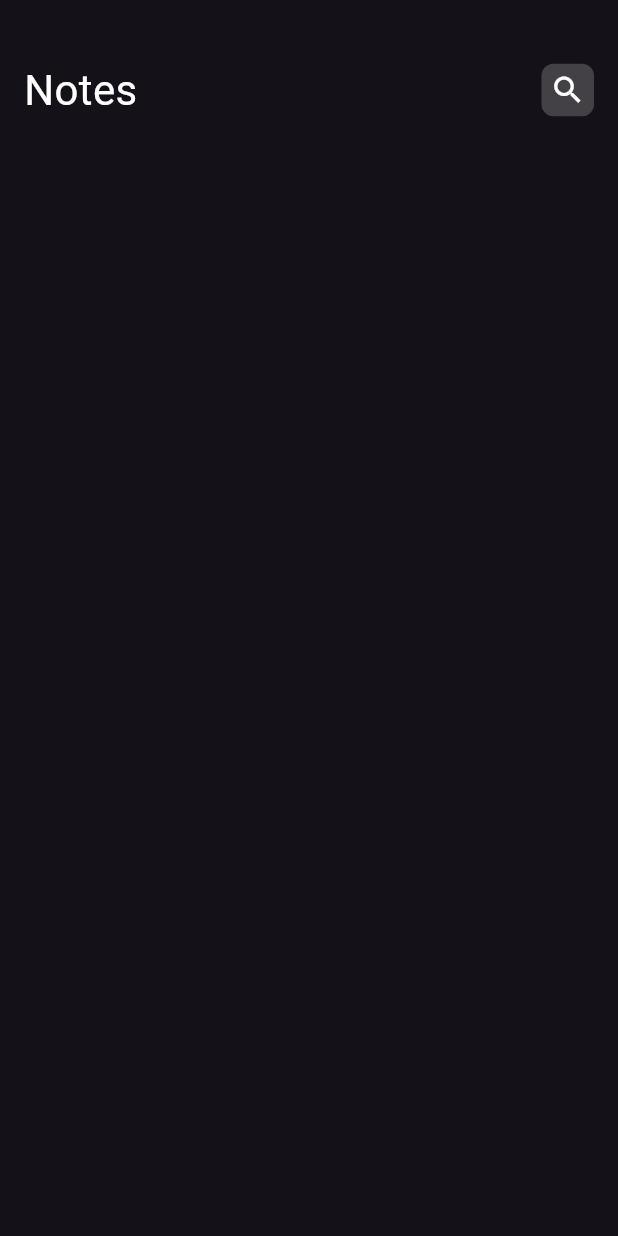
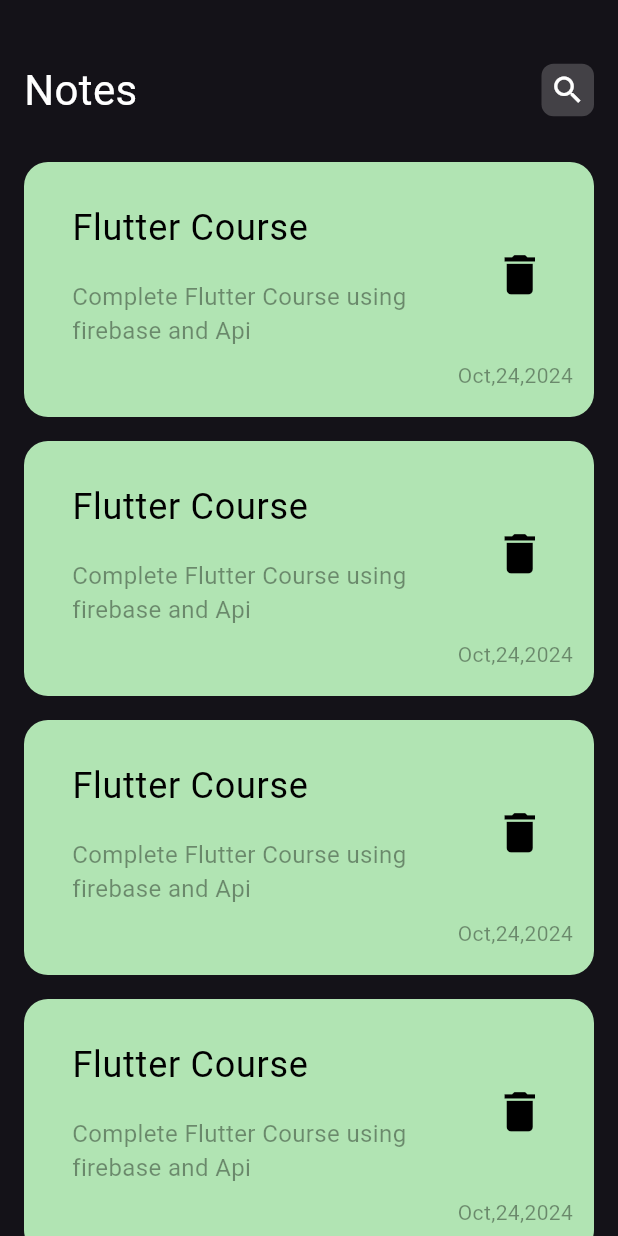
Before and after one commit to Donia-Abd-ElNasser/To-Do-Application, a Flutter app: the screen it shows after launch, on a phone screen of 412 x 824 dp. Run offline on Flutter 3.47's test engine with Material 3 defaults, Android fonts, the phone set to English and light mode, and no system bars.

Commit message:
creating list view

```diff
--- a/lib/views/notes_view.dart
+++ b/lib/views/notes_view.dart
@@ -1,4 +1,6 @@
 import 'package:flutter/material.dart';
+import 'package:noteapp/widgets/notes_list_view.dart';
+import 'package:noteapp/widgets/notes_widget.dart';
 
 import '../widgets/custom_appBar.dart';
 
@@ -13,6 +15,8 @@ class NotesView extends StatelessWidget {
         child: Column(
           children: [
             CustomAppBar(),
+            SizedBox(height: 20,),
+           Expanded(child: NotesListView())
           ],
         ),
       )
--- /dev/null
+++ b/lib/widgets/notes_list_view.dart
@@ -0,0 +1,16 @@
+import 'package:flutter/material.dart';
+import 'package:noteapp/widgets/notes_widget.dart';
+
+class NotesListView extends StatelessWidget {
+  const NotesListView({super.key});
+
+  @override
+  Widget build(BuildContext context) {
+    return ListView.builder(itemBuilder: (context,index){
+      return Padding(
+        padding: const EdgeInsets.symmetric(vertical: 8),
+        child: NotesWidget(),
+      );
+    });
+  }
+}
--- /dev/null
+++ b/lib/widgets/notes_widget.dart
@@ -0,0 +1,48 @@
+import 'package:flutter/material.dart';
+
+class NotesWidget extends StatelessWidget {
+  const NotesWidget({super.key});
+
+  @override
+  Widget build(BuildContext context) {
+    return Container(
+      padding: EdgeInsets.only(top:18,bottom: 18,left:16,),
+    //  width: 150,height: 150,
+      decoration: BoxDecoration(
+        borderRadius: BorderRadius.circular(16),
+        color:const Color.fromARGB(255, 177, 228, 179)
+      ),
+      child:  Column(
+        crossAxisAlignment: CrossAxisAlignment.end,
+        children: [
+          ListTile(
+            title: Text('Flutter Course',style: TextStyle(
+              fontSize: 24,
+              color: Colors.black,
+            ),
+
+          ),
+
+          subtitle: Padding(
+            padding: const EdgeInsets.only(top:16),
+            child: Text('Complete Flutter Course using firebase and Api ',style: TextStyle(
+                fontSize: 16,
+                color: Colors.black.withOpacity(0.4),
+              ),),
+          ),
+            trailing: IconButton(
+              onPressed: (){},
+            icon: Icon(Icons.delete,color: Colors.black,size: 35,),),
+          ),
+            Padding(
+              padding: const EdgeInsets.only(right: 14),
+              child: Text('Oct,24,2024',style: TextStyle(
+                fontSize: 14,
+                color: Colors.black.withOpacity(0.4),
+              ),),
+            ),
+        ],
+      )
+    );
+  }
+}
```
